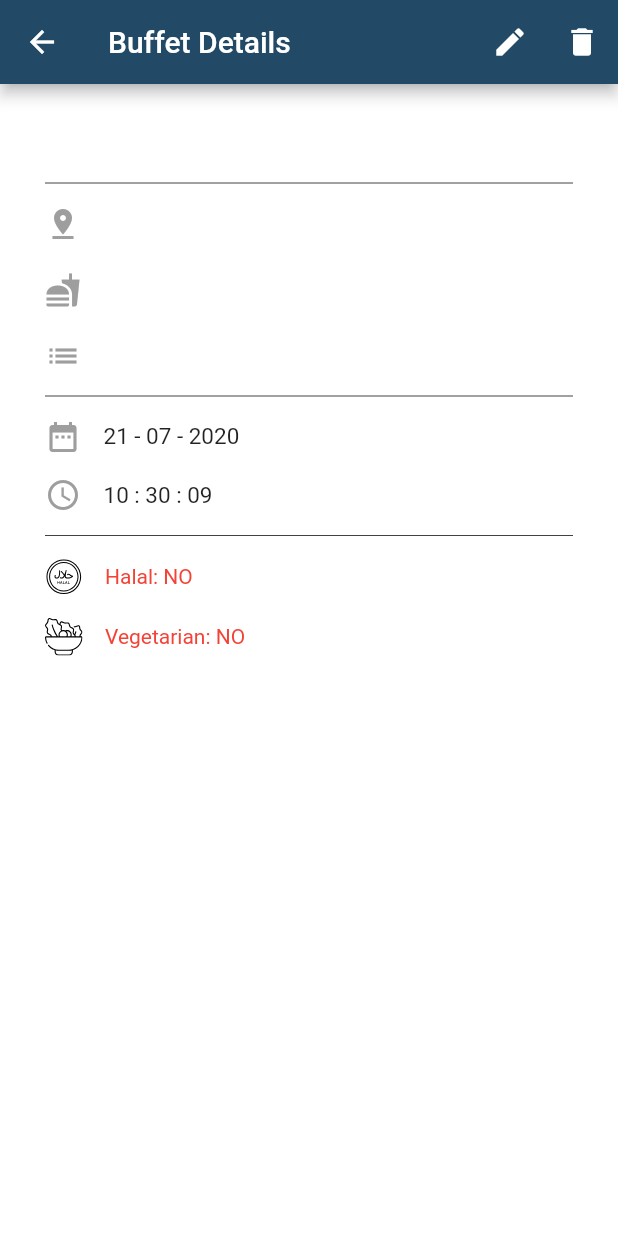
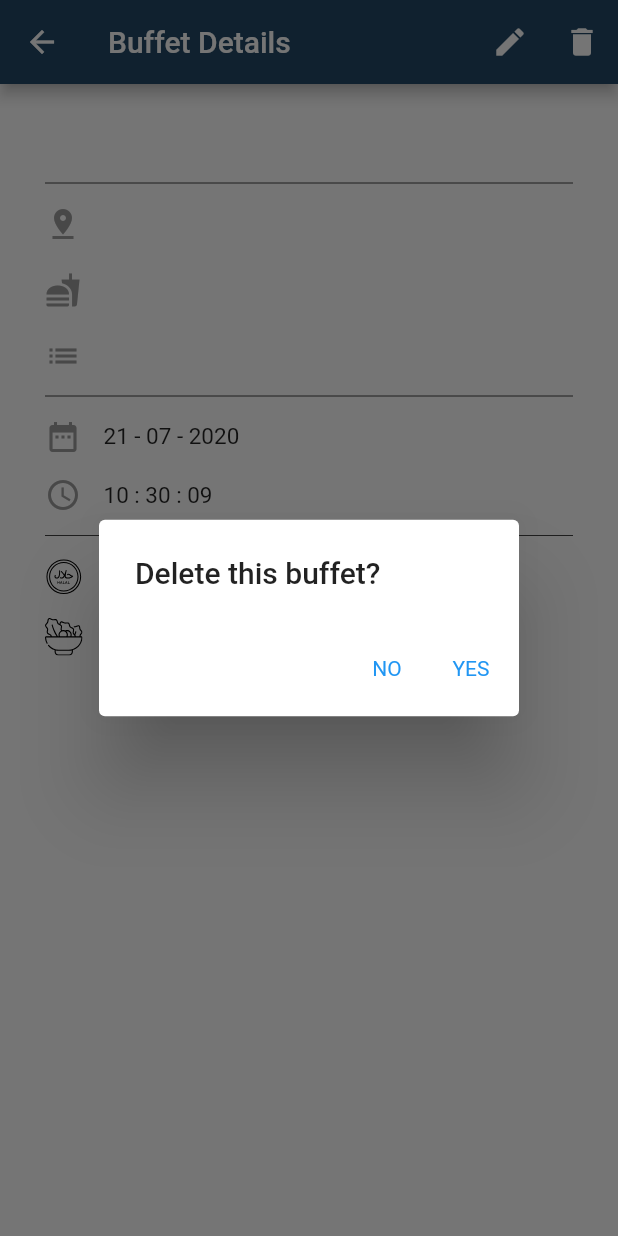
Before and after one commit to neohaojun/makanforfree, a Flutter app: the DetailsPage screen opened directly with empty values, after a tap on the "delete" icon, on a phone screen of 412 x 824 dp. Run offline on Flutter 3.47's test engine with Material 2 defaults, Android fonts, the phone set to English and light mode, and no system bars; our stand-ins replace cloud_firestore, firebase_auth, flutter_datetime_picker, flutter_svg, google_fonts, google_sign_in; accounts and stored records are empty.

Commit message:
commit on 'master'

```diff
--- a/lib/screens/home/details.dart
+++ b/lib/screens/home/details.dart
@@ -1,3 +1,5 @@
+// import 'dart:html';
+
 import 'package:flutter/material.dart';
 import 'package:cloud_firestore/cloud_firestore.dart';
 import 'package:flutter_svg/flutter_svg.dart';
@@ -17,8 +19,56 @@ class _DetailsPageState extends State<DetailsPage> {
   bool vegetarian = false;
   String halalString = "NO";
   String vegetarianString = "NO";
+  String documentId = "";
   var halalColour = Colors.red;
   var vegetarianColour = Colors.red;
+
+  showAlertDialog(BuildContext context) {
+    // set up the buttons
+    Widget cancelButton = RawMaterialButton(
+      constraints: BoxConstraints(),
+      child: Text("NO"),
+      textStyle: TextStyle(color: Colors.blue),
+      onPressed: () {
+        Navigator.of(context).pop();
+      },
+    );
+    Widget continueButton = RawMaterialButton(
+      constraints: BoxConstraints(),
+      child: Text("YES"),
+      textStyle: TextStyle(color: Colors.blue),
+      onPressed: () {
+        try {
+          Firestore.instance
+              .collection('buffets')
+              .document(documentId)
+              .delete();
+        } catch (e) {
+          print(e.toString());
+        }
+        Navigator.push(
+            context, MaterialPageRoute(builder: (context) => Home()));
+      },
+    );
+
+    // set up the AlertDialog
+    AlertDialog alert = AlertDialog(
+      title: Text("Delete this buffet?"),
+      // content: Text("Delete this buffet?"),
+      actions: [
+        cancelButton,
+        continueButton,
+      ],
+    );
+
+    // show the dialog
+    showDialog(
+      context: context,
+      builder: (BuildContext context) {
+        return alert;
+      },
+    );
+  }
 
   @override
   Widget build(BuildContext context) {
@@ -30,6 +80,7 @@ class _DetailsPageState extends State<DetailsPage> {
       vegetarianString = "YES";
       vegetarianColour = Colors.green;
     }
+
     return Scaffold(
       backgroundColor: Colors.white,
       appBar: AppBar(
@@ -53,10 +104,12 @@ class _DetailsPageState extends State<DetailsPage> {
             onPressed: () async {},
           ),
           RawMaterialButton(
-            constraints: BoxConstraints(),
-            child: Icon(Icons.delete, color: Colors.white),
-            onPressed: () async {},
-          ),
+              constraints: BoxConstraints(),
+              child: Icon(Icons.delete, color: Colors.white),
+              onPressed: () async {
+                documentId = widget.buffet.documentID;
+                showAlertDialog(context);
+              }),
         ],
         backgroundColor: Color(0xff224966),
       ),
--- a/pubspec.yaml
+++ b/pubspec.yaml
@@ -53,8 +53,6 @@ flutter_icons:
   android: true
   ios: true
   image_path: "assets/images/makanforfree_icon.png"
-  image_path_ios: "assets/images/makanforfree_icon.png"
-  image_path_android: "assets/images/makanforfree_icon.png"
 
 # For information on the generic Dart part of this file, see the
 # following page: https://dart.dev/tools/pub/pubspec
```
Also changed, not shown: lib/screens/home/edit.dart (+5 -5 lines), assets/images/makanforfree_icon.png (renamed from assets/images/makanforfree icon.png), 27 other files.
